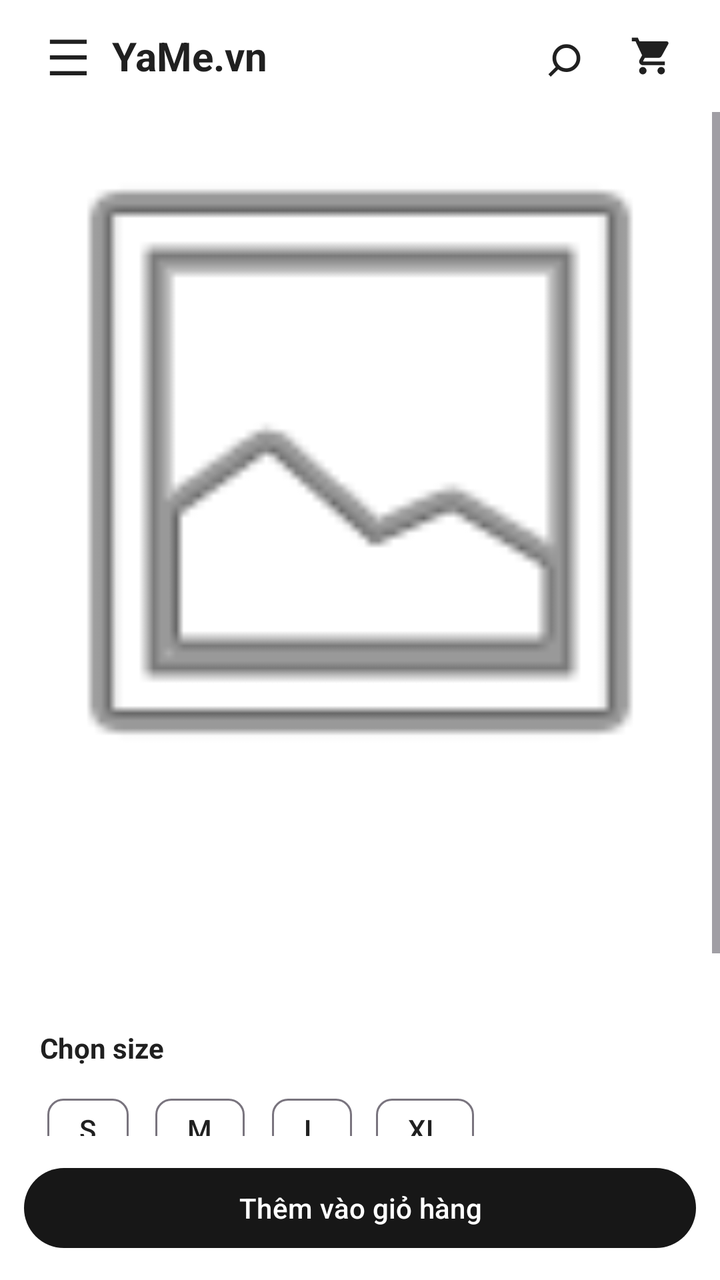
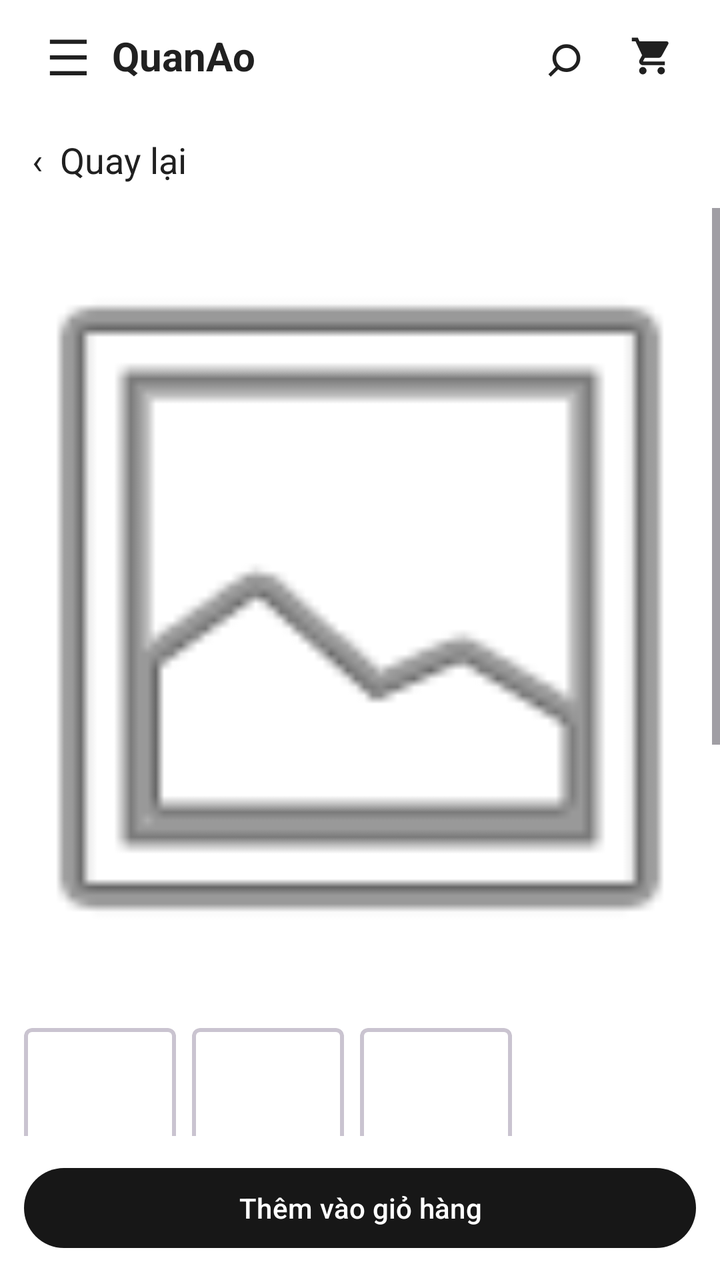

Before-and-after screenshots of an Android layout around one commit, followed by the original layout XML and the change that was made.
<!-- AndroidManifest.xml: application theme Theme.LoginPage -->
<!-- res/layout/activity_product_detail.xml -->
<?xml version="1.0" encoding="utf-8"?>
<LinearLayout xmlns:android="http://schemas.android.com/apk/res/android"
 xmlns:app="http://schemas.android.com/apk/res-auto"
 android:id="@+id/main" android:layout_width="match_parent" android:layout_height="match_parent"
 android:orientation="vertical" android:background="@color/white">
 <include layout="@layout/shop_header" />
 <ScrollView android:layout_width="match_parent" android:layout_height="0dp" android:layout_weight="1">
  <LinearLayout android:layout_width="match_parent" android:layout_height="wrap_content"
   android:orientation="vertical">
   <ImageView android:id="@+id/imgDetailProduct" android:layout_width="match_parent"
    android:layout_height="350dp" android:scaleType="centerCrop"
    android:src="@android:drawable/ic_menu_gallery" />
   <LinearLayout android:layout_width="match_parent" android:layout_height="wrap_content"
    android:orientation="vertical" android:padding="20dp">
    <TextView android:id="@+id/tvDetailName" android:layout_width="match_parent"
     android:layout_height="wrap_content" android:textSize="22sp" android:textStyle="bold"
     android:textColor="@color/text_primary" />
    <TextView android:id="@+id/tvDetailPrice" android:layout_width="match_parent"
     android:layout_height="wrap_content" android:layout_marginTop="8dp"
     android:textSize="20sp" android:textColor="@color/text_primary" />
    <TextView android:layout_width="match_parent" android:layout_height="wrap_content"
     android:layout_marginTop="24dp" android:text="Chọn size"
     android:textColor="@color/text_primary" android:textStyle="bold" />
    <com.google.android.material.chip.ChipGroup android:id="@+id/sizeChipGroup"
     android:layout_width="match_parent" android:layout_height="wrap_content"
     app:singleSelection="true" android:layout_marginTop="8dp">
     <com.google.android.material.chip.Chip android:layout_width="wrap_content"
      android:layout_height="wrap_content" android:text="S" android:checkable="true" />
     <com.google.android.material.chip.Chip android:layout_width="wrap_content"
      android:layout_height="wrap_content" android:text="M" android:checkable="true" />
     <com.google.android.material.chip.Chip android:layout_width="wrap_content"
      android:layout_height="wrap_content" android:text="L" android:checkable="true" />
     <com.google.android.material.chip.Chip android:layout_width="wrap_content"
      android:layout_height="wrap_content" android:text="XL" android:checkable="true" />
    </com.google.android.material.chip.ChipGroup>
    <TextView android:layout_width="match_parent" android:layout_height="wrap_content"
     android:layout_marginTop="24dp" android:text="Mô tả sản phẩm"
     android:textStyle="bold" android:textColor="@color/text_primary" />
    <TextView android:id="@+id/tvDetailDesc" android:layout_width="match_parent"
     android:layout_height="wrap_content" android:layout_marginTop="8dp"
     android:textSize="14sp" android:textColor="@color/text_secondary" />
   </LinearLayout>
  </LinearLayout>
 </ScrollView>
 <com.google.android.material.button.MaterialButton android:id="@+id/btnOrder"
  android:layout_width="match_parent" android:layout_height="wrap_content"
  android:layout_margin="12dp" android:text="Thêm vào giỏ hàng" />
</LinearLayout>
<!-- res/layout/shop_header.xml (included above) -->
<?xml version="1.0" encoding="utf-8"?>
<LinearLayout xmlns:android="http://schemas.android.com/apk/res/android"
 xmlns:app="http://schemas.android.com/apk/res-auto"
 android:layout_width="match_parent" android:layout_height="56dp"
 android:orientation="horizontal" android:gravity="center_vertical"
 android:paddingHorizontal="12dp" android:background="@color/white">
 <TextView android:id="@+id/headerMenu" android:layout_width="44dp"
  android:layout_height="match_parent" android:gravity="center" android:text="☰"
  android:textSize="25sp" android:textColor="@color/text_primary"
  android:contentDescription="Mở menu" />
 <TextView android:id="@+id/headerBrand" android:layout_width="0dp" android:layout_height="wrap_content"
  android:layout_weight="1" android:text="YaMe.vn" android:textSize="20sp"
  android:textStyle="bold" android:textColor="@color/text_primary" />
 <TextView android:id="@+id/headerSearch" android:layout_width="44dp"
  android:layout_height="match_parent" android:gravity="center" android:text="⌕"
  android:textSize="30sp" android:textColor="@color/text_primary"
  android:contentDescription="Tìm kiếm" />
 <ImageView android:id="@+id/headerCart" android:layout_width="44dp"
  android:layout_height="44dp" android:padding="11dp" android:src="@drawable/ic_cart_white"
  app:tint="@color/text_primary" android:contentDescription="Giỏ hàng" />
</LinearLayout>
<!-- resources referenced by this layout -->
<resources>
  <color name="text_primary">#202020</color>
  <color name="text_secondary">#666666</color>
  <color name="white">#FFFFFFFF</color>
  <!-- drawable ic_cart_white (drawable) -->
  <?xml version="1.0" encoding="utf-8"?>
  <vector xmlns:android="http://schemas.android.com/apk/res/android"
      android:width="24dp"
      android:height="24dp"
      android:viewportWidth="24"
      android:viewportHeight="24">
      <path
          android:fillColor="@color/white"
          android:pathData="M7,18c-1.1,0 -1.99,0.9 -1.99,2S5.9,22 7,22s2,-0.9 2,-2 -0.9,-2 -2,-2zM1,2v2h2l3.6,7.59 -1.35,2.45c-0.16,0.28 -0.25,0.61 -0.25,0.96 0,1.1 0.9,2 2,2h12v-2H7.42c-0.14,0 -0.25,-0.11 -0.25,-0.25l0.03,-0.12 0.9,-1.63h7.45c0.75,0 1.41,-0.41 1.75,-1.03l3.58,-6.49c0.08,-0.14 0.12,-0.31 0.12,-0.48 0,-0.55 -0.45,-1 -1,-1H5.21l-0.94,-2H1zM17,18c-1.1,0 -1.99,0.9 -1.99,2s0.89,2 1.99,2 2,-0.9 2,-2 -0.9,-2 -2,-2z" />
  </vector>
  <style name="Theme.LoginPage" parent="Base.Theme.LoginPage" />
  <style name="Base.Theme.LoginPage" parent="Theme.Material3.DayNight.NoActionBar">
          <item name="colorPrimary">@color/shopee_orange</item>
          <item name="colorOnPrimary">@color/white</item>
          <item name="colorSurface">@color/white</item>
          <item name="colorOnSurface">@color/text_primary</item>
      </style>
  <color name="shopee_orange">#171717</color>
</resources>

<!-- the commit's change to res/layout/activity_product_detail.xml (unified diff, before → after) -->
@@ -1,70 +1,250 @@
 <?xml version="1.0" encoding="utf-8"?>
-<LinearLayout xmlns:android="http://schemas.android.com/apk/res/android"
- xmlns:app="http://schemas.android.com/apk/res-auto"
- android:id="@+id/main" android:layout_width="match_parent" android:layout_height="match_parent"
- android:orientation="vertical" android:background="@color/white">
- <include layout="@layout/shop_header" />
- <ScrollView android:layout_width="match_parent" android:layout_height="0dp" android:layout_weight="1">
-  <LinearLayout android:layout_width="match_parent" android:layout_height="wrap_content"
-   android:orientation="vertical">
-   <ImageView android:id="@+id/imgDetailProduct" android:layout_width="match_parent"
-    android:layout_height="350dp" android:scaleType="centerCrop"
-    android:src="@android:drawable/ic_menu_gallery" />
-   <LinearLayout android:layout_width="match_parent" android:layout_height="wrap_content"
-    android:orientation="vertical" android:padding="20dp">
-    <TextView android:id="@+id/tvDetailName" android:layout_width="match_parent"
-     android:layout_height="wrap_content" android:textSize="22sp" android:textStyle="bold"
-     android:textColor="@color/text_primary" />
-    <TextView android:id="@+id/tvDetailPrice" android:layout_width="match_parent"
-     android:layout_height="wrap_content" android:layout_marginTop="8dp"
-     android:textSize="20sp" android:textColor="@color/text_primary" />
-    <TextView android:layout_width="match_parent" android:layout_height="wrap_content"
-     android:layout_marginTop="24dp" android:text="Chọn size"
-     android:textColor="@color/text_primary" android:textStyle="bold" />
-    <com.google.android.material.chip.ChipGroup android:id="@+id/sizeChipGroup"
-     android:layout_width="match_parent" android:layout_height="wrap_content"
-     app:singleSelection="true" android:layout_marginTop="8dp">
-     <com.google.android.material.chip.Chip android:layout_width="wrap_content"
-      android:layout_height="wrap_content" android:text="S" android:checkable="true" />
-     <com.google.android.material.chip.Chip android:layout_width="wrap_content"
-      android:layout_height="wrap_content" android:text="M" android:checkable="true" />
-     <com.google.android.material.chip.Chip android:layout_width="wrap_content"
-      android:layout_height="wrap_content" android:text="L" android:checkable="true" />
-     <com.google.android.material.chip.Chip android:layout_width="wrap_content"
-      android:layout_height="wrap_content" android:text="XL" android:checkable="true" />
-    </com.google.android.material.chip.ChipGroup>
-    <TextView android:layout_width="match_parent" android:layout_height="wrap_content"
-     android:layout_marginTop="24dp" android:text="Mô tả sản phẩm"
-     android:textStyle="bold" android:textColor="@color/text_primary" />
-    <TextView android:id="@+id/tvDetailDesc" android:layout_width="match_parent"
-     android:layout_height="wrap_content" android:layout_marginTop="8dp"
-     android:textSize="14sp" android:textColor="@color/text_secondary" />
-   </LinearLayout>
-  </LinearLayout>
- </ScrollView>
- <com.google.android.material.button.MaterialButton android:id="@+id/btnOrder"
-  android:layout_width="match_parent" android:layout_height="wrap_content"
-  android:layout_margin="12dp" android:text="Thêm vào giỏ hàng" />
+<LinearLayout
+    xmlns:android="http://schemas.android.com/apk/res/android"
+    xmlns:app="http://schemas.android.com/apk/res-auto"
+    android:id="@+id/main"
+    android:layout_width="match_parent"
+    android:layout_height="match_parent"
+    android:orientation="vertical"
+    android:background="@color/white">
+    <include layout="@layout/shop_header" />
+    <TextView
+        android:id="@+id/detailBack"
+        android:layout_width="wrap_content"
+        android:layout_height="48dp"
+        android:gravity="center_vertical"
+        android:paddingHorizontal="16dp"
+        android:text="‹  Quay lại"
+        android:textSize="18sp"
+        android:textColor="@color/text_primary" />
+    <ScrollView
+        android:layout_width="match_parent"
+        android:layout_height="0dp"
+        android:layout_weight="1">
+        <LinearLayout
+            android:layout_width="match_parent"
+            android:layout_height="wrap_content"
+            android:orientation="vertical">
+            <ImageView
+                android:id="@+id/imgDetailProduct"
+                android:layout_width="match_parent"
+                android:layout_height="400dp"
+                android:scaleType="centerCrop"
+                android:src="@android:drawable/ic_menu_gallery" />
+            <HorizontalScrollView
+                android:layout_width="match_parent"
+                android:layout_height="wrap_content"
+                android:fillViewport="true"
+                android:scrollbars="none">
+                <LinearLayout
+                    android:layout_width="wrap_content"
+                    android:layout_height="wrap_content"
+                    android:orientation="horizontal"
+                    android:paddingHorizontal="12dp"
+                    android:paddingVertical="10dp">
+                    <com.google.android.material.card.MaterialCardView
+                        android:id="@+id/thumbCardProduct"
+                        android:layout_width="76dp"
+                        android:layout_height="76dp"
+                        android:layout_marginEnd="8dp"
+                        app:cardCornerRadius="4dp"
+                        app:strokeWidth="2dp">
+                        <ImageView
+                            android:id="@+id/thumbProduct"
+                            android:layout_width="match_parent"
+                            android:layout_height="match_parent"
+                            android:scaleType="centerCrop"
+                            android:contentDescription="Ảnh sản phẩm" />
+                    </com.google.android.material.card.MaterialCardView>
+                    <com.google.android.material.card.MaterialCardView
+                        android:id="@+id/thumbCardGuideOne"
+                        android:layout_width="76dp"
+                        android:layout_height="76dp"
+                        android:layout_marginEnd="8dp"
+                        app:cardCornerRadius="4dp"
+                        app:strokeWidth="2dp">
+                        <ImageView
+                            android:id="@+id/thumbGuideOne"
+                            android:layout_width="match_parent"
+                            android:layout_height="match_parent"
+                            android:scaleType="centerCrop"
+                            android:contentDescription="Ảnh hướng dẫn thứ nhất" />
+                    </com.google.android.material.card.MaterialCardView>
+                    <com.google.android.material.card.MaterialCardView
+                        android:id="@+id/thumbCardGuideTwo"
+                        android:layout_width="76dp"
+                        android:layout_height="76dp"
+                        app:cardCornerRadius="4dp"
+                        app:strokeWidth="2dp">
+                        <ImageView
+                            android:id="@+id/thumbGuideTwo"
+                            android:layout_width="match_parent"
+                            android:layout_height="match_parent"
+                            android:scaleType="centerCrop"
+                            android:contentDescription="Ảnh hướng dẫn thứ hai" />
+                    </com.google.android.material.card.MaterialCardView>
+                </LinearLayout>
+            </HorizontalScrollView>
+            <LinearLayout
+                android:layout_width="match_parent"
+                android:layout_height="wrap_content"
+                android:orientation="vertical"
+                android:padding="20dp">
+                <TextView
+                    android:id="@+id/tvDetailName"
+                    android:layout_width="match_parent"
+                    android:layout_height="wrap_content"
+                    android:textSize="27sp"
+                    android:lineSpacingExtra="3dp"
+                    android:textStyle="bold"
+                    android:textColor="@color/text_primary" />
+                <TextView
+                    android:id="@+id/tvDetailPrice"
+                    android:layout_width="match_parent"
+                    android:layout_height="wrap_content"
+                    android:layout_marginTop="8dp"
+                    android:textSize="20sp"
+                    android:textColor="@color/text_primary" />
+                <TextView
+                    android:layout_width="match_parent"
+                    android:layout_height="wrap_content"
+                    android:layout_marginTop="24dp"
+                    android:text="Chọn size"
+                    android:textColor="@color/text_primary"
+                    android:textStyle="bold" />
+                <com.google.android.material.chip.ChipGroup
+                    android:id="@+id/sizeChipGroup"
+                    android:layout_width="match_parent"
+                    android:layout_height="wrap_content"
+                    app:singleSelection="true"
+                    android:layout_marginTop="8dp">
+                    <com.google.android.material.chip.Chip
+                        android:layout_width="wrap_content"
+                        android:layout_height="wrap_content"
+                        android:text="S"
+                        android:checkable="true" />
+                    <com.google.android.material.chip.Chip
+                        android:layout_width="wrap_content"
+                        android:layout_height="wrap_content"
+                        android:text="M"
+                        android:checkable="true" />
+                    <com.google.android.material.chip.Chip
+                        android:layout_width="wrap_content"
+                        android:layout_height="wrap_content"
+                        android:text="L"
+                        android:checkable="true" />
+                    <com.google.android.material.chip.Chip
+                        android:layout_width="wrap_content"
+                        android:layout_height="wrap_content"
+                        android:text="XL"
+                        android:checkable="true" />
+                </com.google.android.material.chip.ChipGroup>
+                <com.google.android.material.tabs.TabLayout
+                    android:id="@+id/productInfoTabs"
+                    android:layout_width="match_parent"
+                    android:layout_height="wrap_content"
+                    android:layout_marginTop="28dp"
+                    app:tabMode="fixed"
+                    app:tabGravity="fill"
+                    app:tabIndicatorColor="@color/text_primary"
+                    app:tabSelectedTextColor="@color/text_primary"
+                    app:tabTextColor="@color/text_secondary">
+                    <com.google.android.material.tabs.TabItem
+                        android:layout_width="wrap_content"
+                        android:layout_height="wrap_content"
+                        android:text="Đánh giá" />
+                    <com.google.android.material.tabs.TabItem
+                        android:layout_width="wrap_content"
+                        android:layout_height="wrap_content"
+                        android:text="Câu hỏi" />
+                    <com.google.android.material.tabs.TabItem
+                        android:layout_width="wrap_content"
+                        android:layout_height="wrap_content"
+                        android:text="Mô tả" />
+                </com.google.android.material.tabs.TabLayout>
+                <LinearLayout
+                    android:id="@+id/reviewsPanel"
+                    android:layout_width="match_parent"
+                    android:layout_height="wrap_content"
+                    android:layout_marginTop="12dp"
+                    android:orientation="vertical"
+                    android:visibility="gone">
+
+                    <TextView
+                        android:layout_width="match_parent"
+                        android:layout_height="wrap_content"
+                        android:paddingVertical="8dp"
+                        android:text="Nội dung minh họa · Chưa có đánh giá từ người mua"
+                        android:textColor="@color/text_muted"
+                        android:textSize="12sp" />
+                </LinearLayout>
+                <LinearLayout
+                    android:id="@+id/faqPanel"
+                    android:layout_width="match_parent"
+                    android:layout_height="wrap_content"
+                    android:layout_marginTop="20dp"
+                    android:orientation="vertical"
+                    android:visibility="gone" />
+                <LinearLayout
+                    android:id="@+id/descriptionSections"
+                    android:layout_width="match_parent"
+                    android:layout_height="wrap_content"
+                    android:layout_marginTop="20dp"
+                    android:orientation="vertical" />
+            </LinearLayout>
+        </LinearLayout>
+    </ScrollView>
+    <com.google.android.material.button.MaterialButton
+        android:id="@+id/btnOrder"
+        android:layout_width="match_parent"
+        android:layout_height="wrap_content"
+        android:layout_margin="12dp"
+        android:text="Thêm vào giỏ hàng" />
 </LinearLayout>
 <!-- res/layout/shop_header.xml (included above) -->
 <?xml version="1.0" encoding="utf-8"?>
-<LinearLayout xmlns:android="http://schemas.android.com/apk/res/android"
- xmlns:app="http://schemas.android.com/apk/res-auto"
- android:layout_width="match_parent" android:layout_height="56dp"
- android:orientation="horizontal" android:gravity="center_vertical"
- android:paddingHorizontal="12dp" android:background="@color/white">
- <TextView android:id="@+id/headerMenu" android:layout_width="44dp"
-  android:layout_height="match_parent" android:gravity="center" android:text="☰"
-  android:textSize="25sp" android:textColor="@color/text_primary"
-  android:contentDescription="Mở menu" />
- <TextView android:id="@+id/headerBrand" android:layout_width="0dp" android:layout_height="wrap_content"
-  android:layout_weight="1" android:text="YaMe.vn" android:textSize="20sp"
-  android:textStyle="bold" android:textColor="@color/text_primary" />
- <TextView android:id="@+id/headerSearch" android:layout_width="44dp"
-  android:layout_height="match_parent" android:gravity="center" android:text="⌕"
-  android:textSize="30sp" android:textColor="@color/text_primary"
-  android:contentDescription="Tìm kiếm" />
- <ImageView android:id="@+id/headerCart" android:layout_width="44dp"
-  android:layout_height="44dp" android:padding="11dp" android:src="@drawable/ic_cart_white"
-  app:tint="@color/text_primary" android:contentDescription="Giỏ hàng" />
+<LinearLayout
+    xmlns:android="http://schemas.android.com/apk/res/android"
+    xmlns:app="http://schemas.android.com/apk/res-auto"
+    android:layout_width="match_parent"
+    android:layout_height="56dp"
+    android:orientation="horizontal"
+    android:gravity="center_vertical"
+    android:paddingHorizontal="12dp"
+    android:background="@color/white">
+    <TextView
+        android:id="@+id/headerMenu"
+        android:layout_width="44dp"
+        android:layout_height="match_parent"
+        android:gravity="center"
+        android:text="☰"
+        android:textSize="25sp"
+        android:textColor="@color/text_primary"
+        android:contentDescription="Mở menu" />
+    <TextView
+        android:id="@+id/headerBrand"
+        android:layout_width="0dp"
+        android:layout_height="wrap_content"
+        android:layout_weight="1"
+        android:text="@string/app_name"
+        android:textSize="20sp"
+        android:textStyle="bold"
+        android:textColor="@color/text_primary" />
+    <TextView
+        android:id="@+id/headerSearch"
+        android:layout_width="44dp"
+        android:layout_height="match_parent"
+        android:gravity="center"
+        android:text="⌕"
+        android:textSize="30sp"
+        android:textColor="@color/text_primary"
+        android:contentDescription="Tìm kiếm" />
+    <ImageView
+        android:id="@+id/headerCart"
+        android:layout_width="44dp"
+        android:layout_height="44dp"
+        android:padding="11dp"
+        android:src="@drawable/ic_cart_white"
+        app:tint="@color/text_primary"
+        android:contentDescription="Giỏ hàng" />
 </LinearLayout>
<!-- resource entries referenced after the edit -->
@@ -1,5 +1,6 @@
 <!-- resources referenced by this layout -->
 <resources>
+  <color name="text_muted">#888888</color>
   <color name="text_primary">#202020</color>
   <color name="text_secondary">#666666</color>
   <color name="white">#FFFFFFFF</color>
@@ -14,6 +15,7 @@
           android:fillColor="@color/white"
           android:pathData="M7,18c-1.1,0 -1.99,0.9 -1.99,2S5.9,22 7,22s2,-0.9 2,-2 -0.9,-2 -2,-2zM1,2v2h2l3.6,7.59 -1.35,2.45c-0.16,0.28 -0.25,0.61 -0.25,0.96 0,1.1 0.9,2 2,2h12v-2H7.42c-0.14,0 -0.25,-0.11 -0.25,-0.25l0.03,-0.12 0.9,-1.63h7.45c0.75,0 1.41,-0.41 1.75,-1.03l3.58,-6.49c0.08,-0.14 0.12,-0.31 0.12,-0.48 0,-0.55 -0.45,-1 -1,-1H5.21l-0.94,-2H1zM17,18c-1.1,0 -1.99,0.9 -1.99,2s0.89,2 1.99,2 2,-0.9 2,-2 -0.9,-2 -2,-2z" />
   </vector>
+  <string name="app_name">QuanAo</string>
   <style name="Theme.LoginPage" parent="Base.Theme.LoginPage" />
   <style name="Base.Theme.LoginPage" parent="Theme.Material3.DayNight.NoActionBar">
           <item name="colorPrimary">@color/shopee_orange</item>
